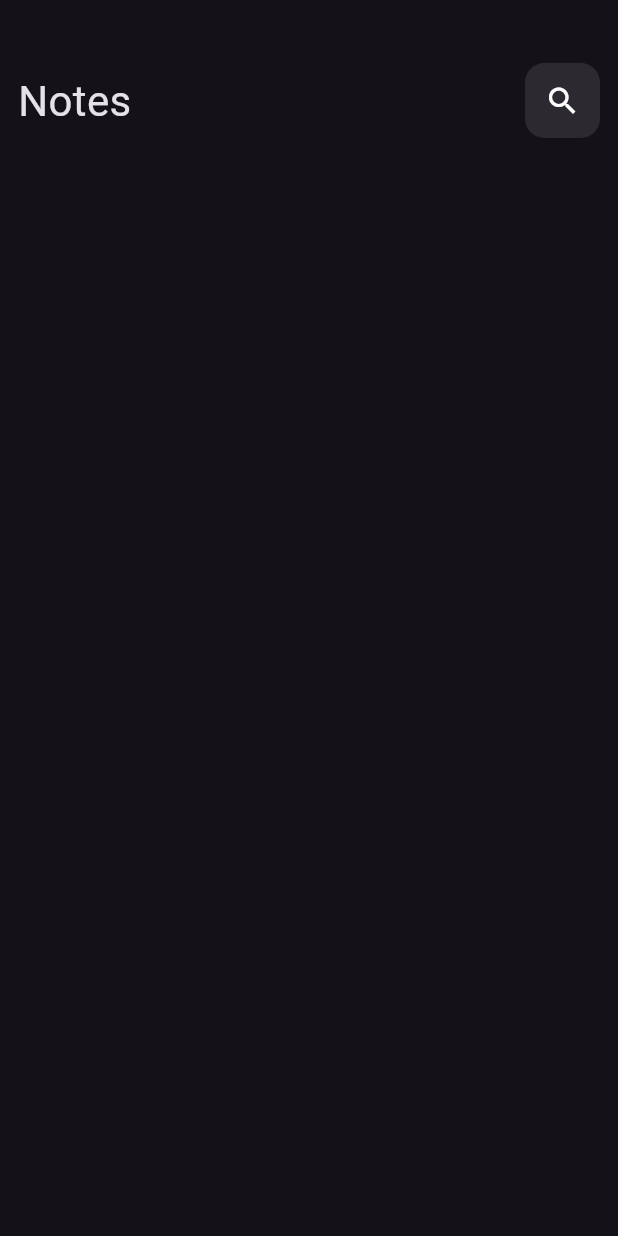
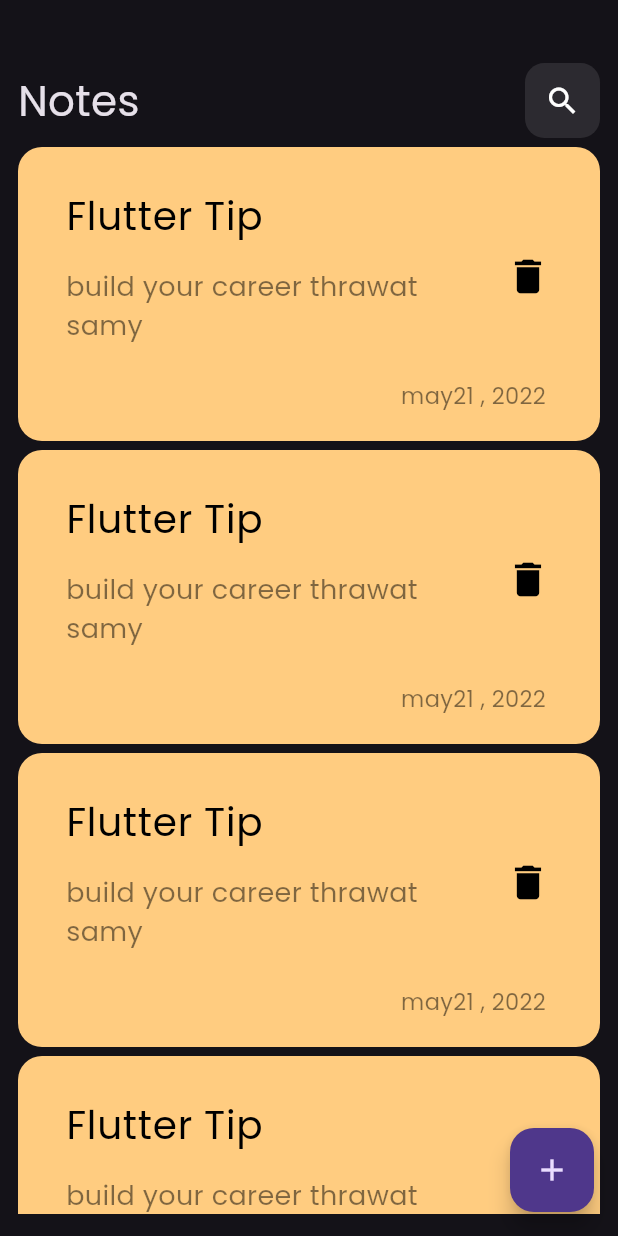
Before and after one commit to abdullah725/note_app, a Flutter app: the screen it shows after launch, on a phone screen of 412 x 824 dp. Run offline on Flutter 3.47's test engine with Material 3 defaults, Android fonts, the phone set to English and light mode, and no system bars; our stand-ins replace hive, hive_flutter; accounts and stored records are empty.

```diff
--- /dev/null
+++ b/lib/constants.dart
@@ -0,0 +1,5 @@
+import 'package:flutter/material.dart';
+
+const kPrimaryColor= Color(0xff62FCD7);
+
+const kNotesBox = 'notes_box';
--- a/lib/main.dart
+++ b/lib/main.dart
@@ -1,7 +1,14 @@
 import 'package:flutter/material.dart';
+import 'package:hive_flutter/hive_flutter.dart';
+import 'package:note_app/constants.dart';
 import 'package:note_app/views/notes_view.dart';
 
-void main() {
+void main() async {
+
+  await Hive.initFlutter();
+
+
+ await Hive.openBox(kNotesBox);
   runApp(const NoteApp());
 }
 class NoteApp extends StatelessWidget {
@@ -13,8 +20,10 @@ class NoteApp extends StatelessWidget {
     return MaterialApp(
       debugShowCheckedModeBanner: false,
       theme: ThemeData(
-        brightness: Brightness.dark
+        brightness: Brightness.dark,
+fontFamily: 'Poppins',
       ),
+
       home:const  NotesView(),
     );
   }
--- a/lib/views/custom_search_icon.dart
+++ b/lib/views/custom_search_icon.dart
@@ -2,8 +2,8 @@
 import 'package:flutter/material.dart';
 
 class CustomSearchIcon extends StatelessWidget {
-  const CustomSearchIcon({super.key});
-
+  const CustomSearchIcon({super.key, required this.icon});
+final IconData icon;
   @override
   Widget build(BuildContext context) {
     return Container(
@@ -13,7 +13,7 @@ class CustomSearchIcon extends StatelessWidget {
         color: Colors.white10,
         borderRadius: BorderRadius.circular(13),
       ),
-      child: Icon(Icons.search),
+      child: Icon(icon),
     );
   }
 }
--- a/lib/views/note_appbar.dart
+++ b/lib/views/note_appbar.dart
@@ -3,18 +3,20 @@ import 'package:flutter/widgets.dart';
 import 'package:note_app/views/custom_search_icon.dart';
 
 class NoteAppBar extends StatelessWidget {
-  const NoteAppBar({super.key});
+  const NoteAppBar({super.key, required this.titile, required this.icon});
+final String titile;
+final IconData icon;
 
   @override
   Widget build(BuildContext context) {
     return Row(
-      children: const [
+      children:  [
         Text(
-          "Notes",
-          style: TextStyle(fontSize: 28),
+      titile,
+          style: const TextStyle(fontSize: 28),
         ),
         Spacer(),
-        CustomSearchIcon(),
+        CustomSearchIcon(icon: icon,),
       ],
     );
   }
--- /dev/null
+++ b/lib/views/note_item.dart
@@ -0,0 +1,58 @@
+import 'package:flutter/material.dart';
+import 'package:note_app/views/edit_note_view.dart';
+
+class NoteItem extends StatelessWidget {
+  const NoteItem({super.key});
+
+  @override
+  Widget build(BuildContext context) {
+    return GestureDetector(
+      onTap: (){
+        Navigator.push(context, MaterialPageRoute(builder: (context){
+          return const EditNoteView();
+        }));
+      },
+      child: Container(
+        padding:const EdgeInsets.only(top: 18,bottom: 20,left: 16),
+        decoration: BoxDecoration(
+          color:const Color(0xffFFCC80),
+          borderRadius: BorderRadius.circular(16),
+        ),
+        child: Column(
+          crossAxisAlignment: CrossAxisAlignment.end,
+          children: [
+            ListTile(
+
+              title:const Text(
+                "Flutter Tip",
+                style: TextStyle(
+                  color: Colors.black,
+                  fontSize: 26,
+                 ),
+              ),
+
+              subtitle: Padding(
+                padding: const EdgeInsets.only(top: 15,bottom: 15),
+                child: Text(
+                  "build your career thrawat samy",
+                  style: TextStyle(
+                    color: Colors.black.withOpacity(.5),
+                    fontSize: 18,
+                  ),
+                ),
+              ),
+              trailing: IconButton(
+                onPressed: () {},
+                icon: Icon(Icons.delete,color: Colors.black,size: 30,)
+              ),
+            )
+         ,Padding(
+           padding: const EdgeInsets.only(right: 36),
+           child: Text("may21 , 2022",style: TextStyle(color: Colors.black.withOpacity(.5),fontSize: 15),),
+         ),
+          ],
+        ),
+      ),
+    );
+  }
+}
--- /dev/null
+++ b/lib/views/note_list_view.dart
@@ -0,0 +1,27 @@
+import 'package:flutter/material.dart';
+import 'package:note_app/views/note_item.dart';
+
+class NoteListView extends StatelessWidget {
+  const NoteListView({super.key});
+  final data =const[
+    Color.fromARGB(255, 93, 157, 209),
+    Color.fromARGB(255, 93, 209, 176),
+    Color.fromARGB(255, 203, 208, 98),
+    Color.fromARGB(255, 185, 83, 83),
+
+
+  ];
+  @override
+  Widget build(BuildContext context) {
+
+    return Padding(
+      padding: const EdgeInsets.symmetric(vertical: 3),
+      child: ListView.builder(itemBuilder: (context, index) {
+        return const Padding(
+          padding:  EdgeInsets.symmetric(vertical: 3),
+          child:  NoteItem(),
+        );
+      }),
+    );
+  }
+}
--- a/lib/views/notes_view.dart
+++ b/lib/views/notes_view.dart
@@ -1,4 +1,5 @@
 import 'package:flutter/material.dart';
+import 'package:note_app/views/add_note_bottom_sheet.dart';
 import 'package:note_app/views/notes_view_body.dart';
 
 class NotesView extends StatelessWidget {
@@ -6,23 +7,14 @@ class NotesView extends StatelessWidget {
 
   @override
   Widget build(BuildContext context) {
-    return Scaffold(
-      // appBar: AppBar(
-      //   title: Text("Note"),
-      //   actions: [
-      //     Padding(
-      //       padding: const EdgeInsets.only(right: 15),
-      //       child: Container(
-      //         height: 50,
-      //         width: 50,
-      //         child: Icon(Icons.search),
-      //         color: Color.fromARGB(79, 70, 67, 67),
-      //       ),
-      //     )
-      //   ],
-      // ),
+    return  Scaffold(
+   floatingActionButton: FloatingActionButton(onPressed: (){
+    showModalBottomSheet(context: context, builder: (context){
+     return const AddNoteBottomSheet();
+    });
+   },child:const Icon(Icons.add),),
 
-      body:NotesViewBody() ,
+      body:const NotesViewBody() ,
     );
   }
 }
--- a/lib/views/notes_view_body.dart
+++ b/lib/views/notes_view_body.dart
@@ -1,19 +1,25 @@
 import 'package:flutter/material.dart';
 import 'package:note_app/views/note_appbar.dart';
+import 'package:note_app/views/note_list_view.dart';
 
 class NotesViewBody extends StatelessWidget {
   const NotesViewBody({super.key});
 
   @override
   Widget build(BuildContext context) {
-    return Padding(
-      padding: const EdgeInsets.all(12),
+    return const Padding(
+      padding: EdgeInsets.all(12),
       child: Column(
         children: [
           SizedBox(
             height: 30,
           ),
-          NoteAppBar(),
+          NoteAppBar(
+            titile: "Notes",
+            icon: Icons.search,
+          ),
+
+         Expanded(child: NoteListView()),
         ],
       ),
     );
```
Also changed, not shown: lib/models/note_model.dart (added, +24 -0 lines), lib/views/add_note_bottom_sheet.dart (added, +40 -0 lines), lib/views/custom_bottom.dart (added, +29 -0 lines), lib/views/custom_textfield.dart (added, +29 -0 lines), lib/views/edit_note_view.dart (added, +13 -0 lines), lib/views/edit_view_body.dart (added, +31 -0 lines), pubspec.yaml (+11 -22 lines), assets/fonts/Poppins-Regular.ttf (added), lib/models/note_model.g.dart (added), pubspec.lock, 1 other file.
